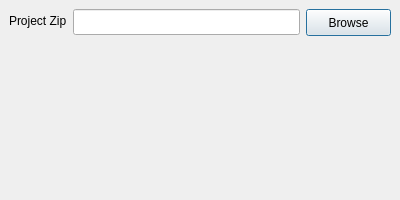
Above: qt/ui/main.ui from RCAD/ringling-render-tools before the change. Below: the same form after it.
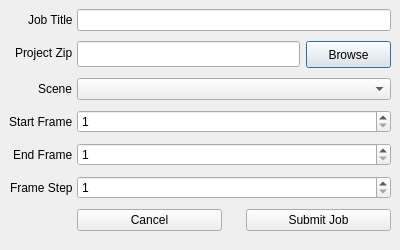
That is the form after the change.

Commit message: added additional fields to the ui spec

What changed in the file:
```diff
--- a/qt/ui/main.ui
+++ b/qt/ui/main.ui
@@ -10,7 +10,7 @@
     <x>0</x>
     <y>0</y>
     <width>400</width>
-    <height>200</height>
+    <height>250</height>
    </rect>
   </property>
   <property name="sizePolicy">
@@ -22,7 +22,7 @@
   <property name="minimumSize">
    <size>
     <width>400</width>
-    <height>200</height>
+    <height>250</height>
    </size>
   </property>
   <property name="windowTitle">
@@ -31,7 +31,32 @@
   <layout class="QVBoxLayout" name="verticalLayout">
    <item>
     <layout class="QFormLayout" name="formLayout">
-     <item row="0" column="0">
+     <property name="fieldGrowthPolicy">
+      <enum>QFormLayout::AllNonFixedFieldsGrow</enum>
+     </property>
+     <property name="labelAlignment">
+      <set>Qt::AlignRight|Qt::AlignTrailing|Qt::AlignVCenter</set>
+     </property>
+     <property name="horizontalSpacing">
+      <number>4</number>
+     </property>
+     <property name="verticalSpacing">
+      <number>10</number>
+     </property>
+     <item row="1" column="0">
+      <widget class="QLabel" name="label_6">
+       <property name="layoutDirection">
+        <enum>Qt::LeftToRight</enum>
+       </property>
+       <property name="text">
+        <string>Job Title</string>
+       </property>
+       <property name="alignment">
+        <set>Qt::AlignLeading|Qt::AlignLeft|Qt::AlignVCenter</set>
+       </property>
+      </widget>
+     </item>
+     <item row="2" column="0">
       <widget class="QLabel" name="label">
        <property name="minimumSize">
         <size>
@@ -42,10 +67,16 @@
        <property name="text">
         <string>Project Zip</string>
        </property>
+       <property name="alignment">
+        <set>Qt::AlignLeading|Qt::AlignLeft|Qt::AlignVCenter</set>
+       </property>
       </widget>
      </item>
-     <item row="0" column="1">
+     <item row="2" column="1">
       <layout class="QHBoxLayout" name="horizontalLayout">
+       <property name="spacing">
+        <number>6</number>
+       </property>
        <item>
         <widget class="QLineEdit" name="lineEdit">
          <property name="enabled">
@@ -83,6 +114,91 @@
        </item>
       </layout>
      </item>
+     <item row="3" column="0">
+      <widget class="QLabel" name="label_2">
+       <property name="text">
+        <string>Scene</string>
+       </property>
+      </widget>
+     </item>
+     <item row="3" column="1">
+      <widget class="QComboBox" name="comboBox"/>
+     </item>
+     <item row="4" column="0">
+      <widget class="QLabel" name="label_3">
+       <property name="text">
+        <string>Start Frame</string>
+       </property>
+      </widget>
+     </item>
+     <item row="5" column="0">
+      <widget class="QLabel" name="label_4">
+       <property name="text">
+        <string>End Frame</string>
+       </property>
+      </widget>
+     </item>
+     <item row="6" column="0">
+      <widget class="QLabel" name="label_5">
+       <property name="text">
+        <string>Frame Step</string>
+       </property>
+      </widget>
+     </item>
+     <item row="7" column="1">
+      <layout class="QHBoxLayout" name="horizontalLayout_3">
+       <property name="spacing">
+        <number>24</number>
+       </property>
+       <item>
+        <widget class="QPushButton" name="pushButton_3">
+         <property name="text">
+          <string>Cancel</string>
+         </property>
+        </widget>
+       </item>
+       <item>
+        <widget class="QPushButton" name="pushButton_2">
+         <property name="text">
+          <string>Submit Job</string>
+         </property>
+        </widget>
+       </item>
+      </layout>
+     </item>
+     <item row="4" column="1">
+      <widget class="QSpinBox" name="spinBox">
+       <property name="minimum">
+        <number>1</number>
+       </property>
+       <property name="maximum">
+        <number>999999999</number>
+       </property>
+      </widget>
+     </item>
+     <item row="5" column="1">
+      <widget class="QSpinBox" name="spinBox_2">
+       <property name="minimum">
+        <number>1</number>
+       </property>
+       <property name="maximum">
+        <number>999999999</number>
+       </property>
+      </widget>
+     </item>
+     <item row="6" column="1">
+      <widget class="QSpinBox" name="spinBox_3">
+       <property name="minimum">
+        <number>1</number>
+       </property>
+       <property name="maximum">
+        <number>999999999</number>
+       </property>
+      </widget>
+     </item>
+     <item row="1" column="1">
+      <widget class="QLineEdit" name="lineEdit_2"/>
+     </item>
     </layout>
    </item>
   </layout>
```
